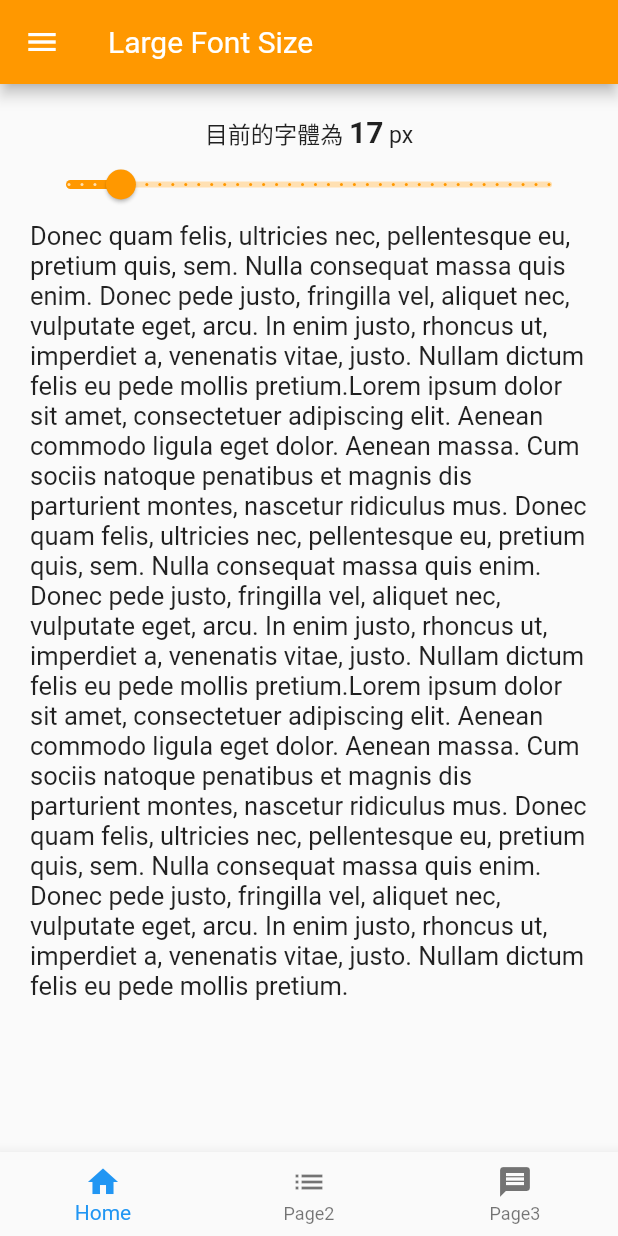
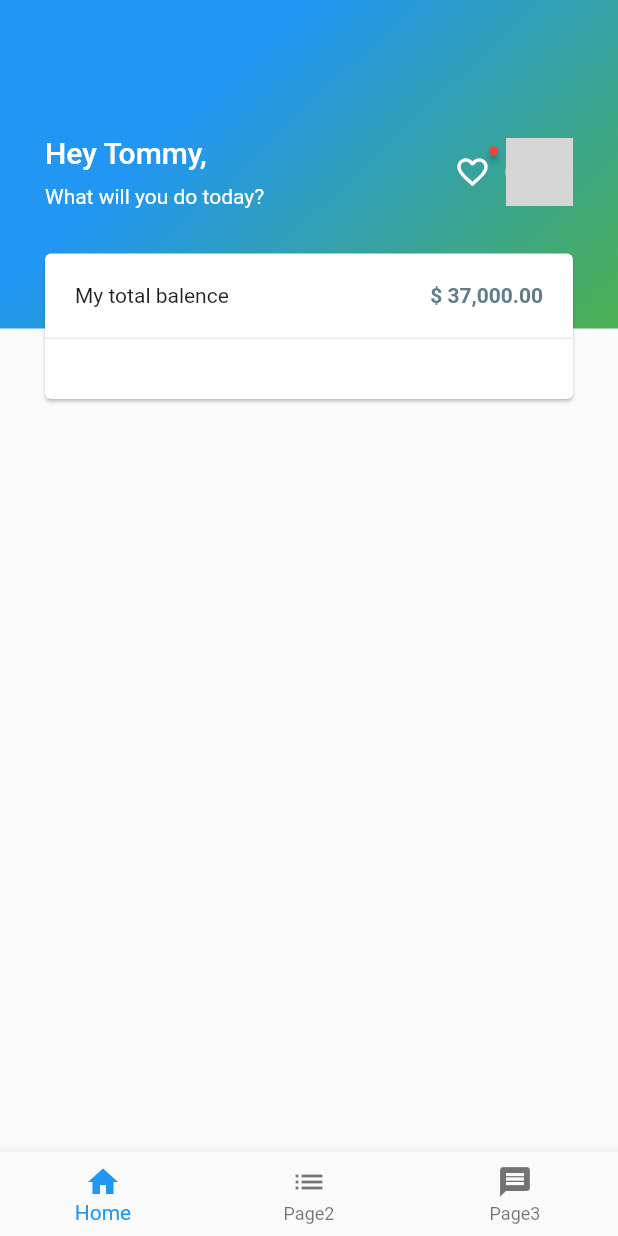
Before and after one commit to JessicaHuang210/flutter-demo, a Flutter app: the screen it shows after launch, on a phone screen of 412 x 824 dp. Run offline on Flutter 3.47's test engine with Material 2 defaults, Android fonts, the phone set to English and light mode, and no system bars; drawn by our look-alikes of badges; our stand-ins replace sqflite; accounts and stored records are empty; network calls fail; grey boxes are pictures that could not be loaded.

Commit message:
切版練習

```diff
--- a/lib/app.dart
+++ b/lib/app.dart
@@ -7,25 +7,10 @@ import 'widgets/DrawerItems.dart';
 
 //pages
 import 'pages/TodoList.dart';
-import 'pages/Home.dart';
-import 'pages/Page2.dart';
+import 'pages/SwitchBar.dart';
 
-class Screen extends StatelessWidget {
-  Screen({this.current});
-  final int current;
-  static List<Widget> _widgetOptions = <Widget>[
-    Home(),
-    Page2(),
-    Center(
-        child: Text(
-      'Index 3: Message',
-    )),
-  ];
-  @override
-  Widget build(BuildContext context) {
-    return _widgetOptions.elementAt(current);
-  }
-}
+//utils
+import 'utils/Theme.dart';
 
 class GlobalLayout extends StatefulWidget {
   GlobalLayout({this.title});
@@ -64,30 +49,10 @@ class App extends StatelessWidget {
       debugShowCheckedModeBanner: false,
       title: 'flutter_demo',
       home: GlobalLayout(title: 'flutter_router_demo'),
-      theme: ThemeData(
-        primaryColor: Colors.orange,
-        primaryColorDark: Colors.orange,
-        accentColor: Colors.orange,
-        appBarTheme: AppBarTheme(
-          iconTheme: IconThemeData(color: Colors.white),
-          actionsIconTheme: IconThemeData(color: Colors.white),
-          textTheme: TextTheme(
-            headline6: TextStyle(fontSize: 20, color: Colors.white),
-          ),
-        ),
-        floatingActionButtonTheme:
-            FloatingActionButtonThemeData(foregroundColor: Colors.white),
-        sliderTheme: SliderThemeData(
-          thumbColor: Colors.orange,
-          inactiveTrackColor: Colors.orange.shade100,
-          inactiveTickMarkColor: Colors.orange,
-          valueIndicatorColor: Colors.orange,
-          activeTickMarkColor: Colors.orange.shade100,
-          activeTrackColor: Colors.orange,
-        ),
-      ),
+      theme: YellowThemeData.original,
       routes: <String, WidgetBuilder>{
         '/list': (BuildContext context) => TodoList(),
+        '/switch-bar': (BuildContext context) => SwitchBar(),
       },
     );
   }
--- a/lib/pages/Home.dart
+++ b/lib/pages/Home.dart
@@ -1,4 +1,5 @@
 import 'package:flutter/material.dart';
+import 'package:badges/badges.dart';
 
 class HomeStateful extends StatefulWidget {
   @override
@@ -6,50 +7,106 @@ class HomeStateful extends StatefulWidget {
 }
 
 class HomeState extends State<HomeStateful> {
-  double sliderNum = 17;
-
   @override
   Widget build(BuildContext context) {
     return Column(
+      crossAxisAlignment: CrossAxisAlignment.stretch,
       children: <Widget>[
-        AppBar(title: Text('Large Font Size')),
-        Expanded(
-          child: SingleChildScrollView(
-            padding: EdgeInsets.all(20),
+        Container(
+          child: Row(
+            mainAxisAlignment: MainAxisAlignment.spaceBetween,
+            children: <Widget>[
+              Wrap(
+                spacing: 10,
+                direction: Axis.vertical,
+                // crossAxisAlignment: CrossAxisAlignment.start,
+                children: <Widget>[
+                  Text(
+                    'Hey Tommy,',
+                    style: Theme.of(context)
+                        .textTheme
+                        .headline6
+                        .apply(color: Colors.white),
+                  ),
+                  Text(
+                    'What will you do today?',
+                    style: TextStyle(color: Colors.white),
+                  ),
+                ],
+              ),
+              Wrap(
+                spacing: 10,
+                crossAxisAlignment: WrapCrossAlignment.center,
+                children: <Widget>[
+                  Badge(
+                    badgeContent: null,
+                    position: BadgePosition.topRight(top: -5, right: -5),
+                    padding: EdgeInsets.all(3),
+                    child: Icon(
+                      Icons.favorite_border,
+                      color: Colors.white,
+                      size: 24.0,
+                    ),
+                  ),
+                  Container(
+                    width: 45,
+                    height: 45,
+                    decoration: BoxDecoration(
+                      shape: BoxShape.circle,
+                      border: Border.all(width: 2.0, color: Colors.white),
+                      image: new DecorationImage(
+                        image: NetworkImage(
+                            'https://flutter.github.io/assets-for-api-docs/assets/widgets/owl.jpg'),
+                      ),
+                    ),
+                  ),
+                ],
+              )
+            ],
+          ),
+          padding: EdgeInsets.fromLTRB(30, 90, 30, 80),
+          decoration: BoxDecoration(
+            gradient: const LinearGradient(
+              begin: Alignment.topCenter,
+              end: Alignment.bottomRight,
+              colors: [Colors.blue, Colors.green],
+            ),
+          ),
+        ),
+        Transform(
+          transform: Matrix4.translationValues(0.0, -50.0, 0.0),
+          child: Card(
+            margin: EdgeInsets.symmetric(horizontal: 30),
             child: Column(
               children: <Widget>[
-                RichText(
-                  text: TextSpan(
-                    text: '目前的字體為 ',
-                    style: DefaultTextStyle.of(context)
-                        .style
-                        .apply(fontSizeFactor: 1.1),
-                    children: <TextSpan>[
-                      TextSpan(
-                        text: sliderNum.round().toString(),
+                Container(
+                  padding: EdgeInsets.all(20),
+                  child: Row(
+                    mainAxisAlignment: MainAxisAlignment.spaceBetween,
+                    children: <Widget>[
+                      Text(
+                        'My total balence',
+                      ),
+                      Text(
+                        '\$ 37,000.00',
                         style: TextStyle(
-                            fontWeight: FontWeight.bold, fontSize: 20),
-                      ),
-                      TextSpan(text: ' px'),
+                          color: Colors.blueGrey,
+                          fontWeight: FontWeight.bold,
+                        ),
+                      )
                     ],
                   ),
                 ),
-                Slider(
-                  value: sliderNum,
-                  min: 13,
-                  max: 50,
-                  divisions: 37,
-                  label: sliderNum.round().toString(),
-                  onChanged: (double value) {
-                    setState(() {
-                      sliderNum = value;
-                    });
-                  },
+                Divider(
+                  height: 1.0,
+                  indent: 0,
+                  endIndent: 0,
+                  color: Colors.grey.shade300,
                 ),
-                Text(
-                  'Donec quam felis, ultricies nec, pellentesque eu, pretium quis, sem. Nulla consequat massa quis enim. Donec pede justo, fringilla vel, aliquet nec, vulputate eget, arcu. In enim justo, rhoncus ut, imperdiet a, venenatis vitae, justo. Nullam dictum felis eu pede mollis pretium.Lorem ipsum dolor sit amet, consectetuer adipiscing elit. Aenean commodo ligula eget dolor. Aenean massa. Cum sociis natoque penatibus et magnis dis parturient montes, nascetur ridiculus mus. Donec quam felis, ultricies nec, pellentesque eu, pretium quis, sem. Nulla consequat massa quis enim. Donec pede justo, fringilla vel, aliquet nec, vulputate eget, arcu. In enim justo, rhoncus ut, imperdiet a, venenatis vitae, justo. Nullam dictum felis eu pede mollis pretium.Lorem ipsum dolor sit amet, consectetuer adipiscing elit. Aenean commodo ligula eget dolor. Aenean massa. Cum sociis natoque penatibus et magnis dis parturient montes, nascetur ridiculus mus. Donec quam felis, ultricies nec, pellentesque eu, pretium quis, sem. Nulla consequat massa quis enim. Donec pede justo, fringilla vel, aliquet nec, vulputate eget, arcu. In enim justo, rhoncus ut, imperdiet a, venenatis vitae, justo. Nullam dictum felis eu pede mollis pretium.',
-                  style: TextStyle(fontSize: sliderNum),
-                )
+                Container(
+                  padding: EdgeInsets.all(20),
+                  child: null,
+                ),
               ],
             ),
           ),
--- /dev/null
+++ b/lib/utils/Theme.dart
@@ -0,0 +1,27 @@
+import 'package:flutter/material.dart';
+
+class YellowThemeData {
+  static ThemeData original = new ThemeData(
+    primaryColor: Colors.orange,
+    primaryColorDark: Colors.orange,
+    accentColor: Colors.orange,
+    appBarTheme: AppBarTheme(
+      iconTheme: IconThemeData(color: Colors.white),
+      actionsIconTheme: IconThemeData(color: Colors.white),
+      textTheme: TextTheme(
+        headline6: TextStyle(fontSize: 20, color: Colors.white),
+      ),
+    ),
+    textTheme: TextTheme(),
+    floatingActionButtonTheme:
+        FloatingActionButtonThemeData(foregroundColor: Colors.white),
+    sliderTheme: SliderThemeData(
+      thumbColor: Colors.orange,
+      inactiveTrackColor: Colors.orange.shade100,
+      inactiveTickMarkColor: Colors.orange,
+      valueIndicatorColor: Colors.orange,
+      activeTickMarkColor: Colors.orange.shade100,
+      activeTrackColor: Colors.orange,
+    ),
+  );
+}
--- a/lib/widgets/ButtomTabs.dart
+++ b/lib/widgets/ButtomTabs.dart
@@ -1,4 +1,9 @@
 import 'package:flutter/material.dart';
+
+//pages
+
+import '../pages/Home.dart';
+import '../pages/Page2.dart';
 
 class ButtomTabs extends StatelessWidget {
   ButtomTabs({this.current, this.onChangeTab});
@@ -19,3 +24,20 @@ class ButtomTabs extends StatelessWidget {
     );
   }
 }
+
+class Screen extends StatelessWidget {
+  Screen({this.current});
+  final int current;
+  static List<Widget> _widgetOptions = <Widget>[
+    Home(),
+    Page2(),
+    Center(
+        child: Text(
+      'Index 3: Message',
+    )),
+  ];
+  @override
+  Widget build(BuildContext context) {
+    return _widgetOptions.elementAt(current);
+  }
+}
--- a/lib/widgets/DrawerItems.dart
+++ b/lib/widgets/DrawerItems.dart
@@ -3,6 +3,7 @@ import 'package:flutter/material.dart';
 class DrawerItems extends StatelessWidget {
   final List<Map<String, dynamic>> menus = [
     {'name': 'TodoList', 'path': 'list', 'icon': 57453},
+    {'name': 'SwitchBar', 'path': 'switch-bar', 'icon': 58286},
   ];
   @override
   Widget build(BuildContext context) {
--- a/pubspec.yaml
+++ b/pubspec.yaml
@@ -25,6 +25,7 @@ dependencies:
     sdk: flutter
   sqflite: ^1.3.0
   path: ^1.6.4
+  badges: ^1.1.1
 
   # The following adds the Cupertino Icons font to your application.
   # Use with the CupertinoIcons class for iOS style icons.
```
Also changed, not shown: lib/pages/Page2.dart (+35 -10 lines), lib/pages/SwitchBar.dart (added, +67 -0 lines), pubspec.lock, 1 other file.
